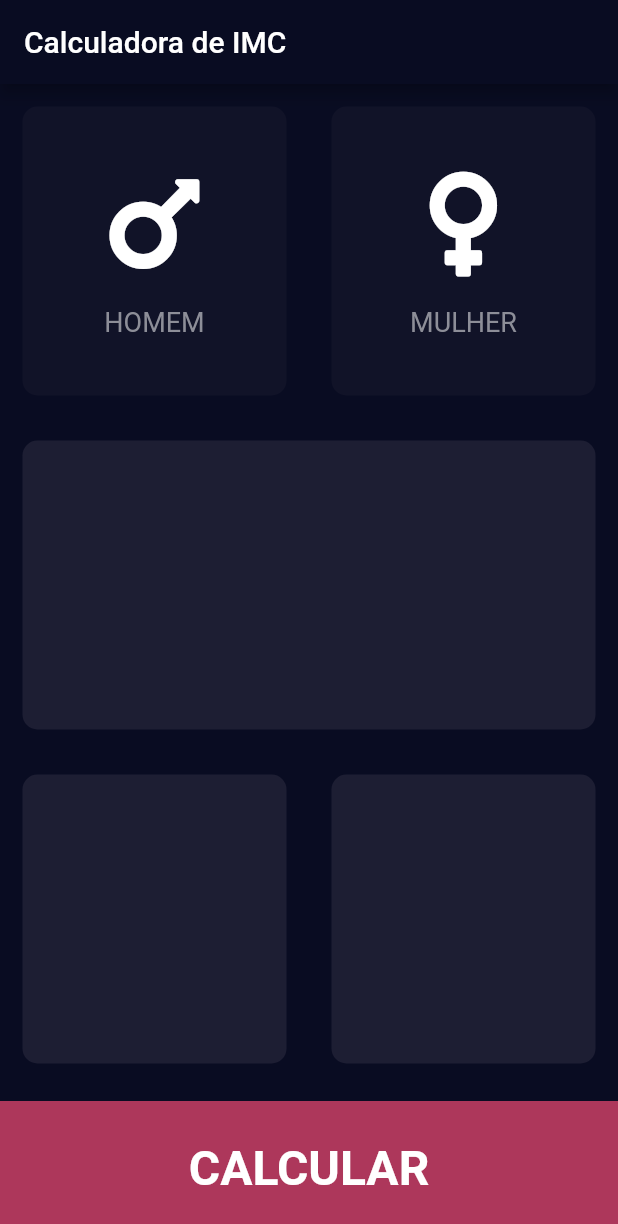
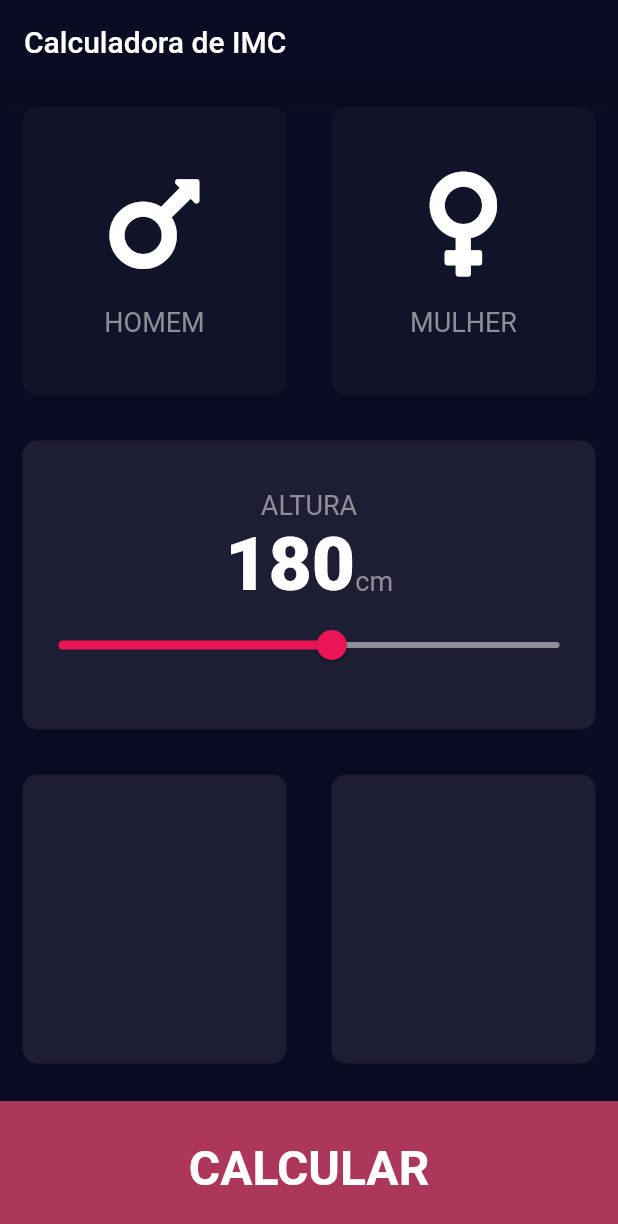
Before and after one commit to TGeronimo/bmi_calculator2, a Flutter app: the screen it shows after launch, on a phone screen of 412 x 824 dp. Shown: the top 1224 px of the screen. Run offline on Flutter 3.47's test engine with Material 2 defaults, Android fonts, the phone set to English and light mode, and no system bars; our stand-ins replace font_awesome_flutter.

Commit message:
isolated constants for styling text and colors > implemented a slider to set the height of a person

```diff
--- a/lib/card_content.dart
+++ b/lib/card_content.dart
@@ -1,9 +1,5 @@
 import 'package:flutter/material.dart';
-
-const labelTextStyle = TextStyle(
-  color: Color(0xFF8D8E98),
-  fontSize: 18.0,
-);
+import 'constants.dart';
 
 class CardContent extends StatelessWidget {
   CardContent({required this.genderLabel, required this.genderIcon});
@@ -25,7 +21,7 @@ class CardContent extends StatelessWidget {
         ),
         Text(
           genderLabel,
-          style: labelTextStyle,
+          style: kLabelTextStyle,
         )
       ],
     );
--- /dev/null
+++ b/lib/constants.dart
@@ -0,0 +1,16 @@
+import 'package:flutter/material.dart';
+
+const kLabelTextStyle = TextStyle(
+  color: Color(0xFF8D8E98),
+  fontSize: 18.0,
+);
+
+const kNumberStyle = TextStyle(
+  fontSize: 50.0,
+  fontWeight: FontWeight.w900,
+);
+
+const kActiveCardColor = Color(0xFF1D1E33);
+const kInactiveCardColor = Color(0xFF111328);
+const kBottomContainerColor = Color(0xFFAD375B);
+const kBottomContainerHeight = 90.0;
--- a/lib/input_page.dart
+++ b/lib/input_page.dart
@@ -4,11 +4,7 @@ import 'package:font_awesome_flutter/font_awesome_flutter.dart';
 
 import 'card_content.dart';
 import 'reusable_card.dart';
-
-const reusableContainerColor = Color(0xFF1D1E33);
-const inactiveCardColor = Color(0xFF111328);
-const bottomContainerColor = Color(0xFFAD375B);
-const bottomContainerHeight = 90.0;
+import 'constants.dart';
 
 class InputPage extends StatefulWidget {
   const InputPage({Key? key}) : super(key: key);
@@ -17,14 +13,11 @@ class InputPage extends StatefulWidget {
   _InputPageState createState() => _InputPageState();
 }
 
-enum Gender {
-  male,
-  female
-}
+enum Gender { male, female }
 
 class _InputPageState extends State<InputPage> {
-
   Gender? selectedGender;
+  int height = 180;
 
   @override
   Widget build(BuildContext context) {
@@ -36,39 +29,40 @@ class _InputPageState extends State<InputPage> {
         backgroundColor: Color(0xFF090C22),
       ),
       body: Column(
+        crossAxisAlignment: CrossAxisAlignment.stretch,
         children: [
           Expanded(
             child: Row(
               children: [
                 Expanded(
-                  child: GestureDetector(
-                    onTap: () {
+                  child: ReusableCard(
+                    onPress: () {
                       setState(() {
                         selectedGender = Gender.male;
                       });
                     },
-                    child: ReusableCard(
-                      cor: selectedGender == Gender.male ? reusableContainerColor : inactiveCardColor,
-                      child: CardContent(
-                        genderLabel: 'HOMEM',
-                        genderIcon: FontAwesomeIcons.mars,
-                      ),
+                    colour: selectedGender == Gender.male
+                        ? kActiveCardColor
+                        : kInactiveCardColor,
+                    cardChild: CardContent(
+                      genderLabel: 'HOMEM',
+                      genderIcon: FontAwesomeIcons.mars,
                     ),
                   ),
                 ),
                 Expanded(
-                  child: GestureDetector(
-                    onTap: () {
+                  child: ReusableCard(
+                    onPress: () {
                       setState(() {
                         selectedGender = Gender.female;
                       });
                     },
-                    child: ReusableCard(
-                      cor: selectedGender == Gender.female ? reusableContainerColor : inactiveCardColor,
-                      child: CardContent(
-                        genderLabel: 'MULHER',
-                        genderIcon: FontAwesomeIcons.venus,
-                      ),
+                    colour: selectedGender == Gender.female
+                        ? kActiveCardColor
+                        : kInactiveCardColor,
+                    cardChild: CardContent(
+                      genderLabel: 'MULHER',
+                      genderIcon: FontAwesomeIcons.venus,
                     ),
                   ),
                 ),
@@ -77,7 +71,43 @@ class _InputPageState extends State<InputPage> {
           ),
           Expanded(
             child: ReusableCard(
-              cor: reusableContainerColor,
+              colour: kActiveCardColor,
+              cardChild: Column(
+                mainAxisAlignment: MainAxisAlignment.center,
+                children: [
+                  Text(
+                    'ALTURA',
+                    style: kLabelTextStyle,
+                  ),
+                  Row(
+                    mainAxisAlignment: MainAxisAlignment.center,
+                    crossAxisAlignment: CrossAxisAlignment.baseline,
+                    textBaseline: TextBaseline.alphabetic,
+                    children: [
+                      Text(
+                        height.toString(),
+                        style: kNumberStyle,
+                      ),
+                      Text(
+                        'cm',
+                        style: kLabelTextStyle,
+                      ),
+                    ],
+                  ),
+                  Slider(
+                    value: height.toDouble(),
+                    min: 120,
+                    max: 230,
+                    activeColor: Color(0xFFEB1555),
+                    inactiveColor: Color(0xFF8D8E98),
+                    onChanged: (double newValue) {
+                      setState(() {
+                        height = newValue.round();
+                      });
+                    },
+                  )
+                ],
+              ),
             ),
           ),
           Expanded(
@@ -85,12 +115,12 @@ class _InputPageState extends State<InputPage> {
               children: [
                 Expanded(
                   child: ReusableCard(
-                    cor: reusableContainerColor,
+                    colour: kActiveCardColor,
                   ),
                 ),
                 Expanded(
                   child: ReusableCard(
-                    cor: reusableContainerColor,
+                    colour: kActiveCardColor,
                   ),
                 ),
               ],
@@ -98,8 +128,8 @@ class _InputPageState extends State<InputPage> {
           ),
           Container(
             margin: EdgeInsets.only(top: 10.0),
-            color: bottomContainerColor,
-            height: bottomContainerHeight,
+            color: kBottomContainerColor,
+            height: kBottomContainerHeight,
             width: double.infinity,
             child: const Center(
               child: Text(
--- a/lib/reusable_card.dart
+++ b/lib/reusable_card.dart
@@ -1,19 +1,26 @@
 import 'package:flutter/material.dart';
 
 class ReusableCard extends StatelessWidget {
-  ReusableCard({required this.cor, this.child});
+  ReusableCard({required this.colour, this.cardChild, this.onPress});
 
-  final Color cor;
-  final Widget? child;
+  final Color colour;
+  final Widget? cardChild;
+  final VoidCallback? onPress;
+  // Dart compiler was complaining about onPress not being the same as void Function(),
+  // so I added this type VoidCallback that means the same as void Function().
+  // https://stackoverflow.com/questions/64484113/the-argument-type-function-cant-be-assigned-to-the-parameter-type-void-funct
 
   @override
   Widget build(BuildContext context) {
-    return Container(
-      child: child,
-      margin: EdgeInsets.all(15.0),
-      decoration: BoxDecoration(
-        color: cor,
-        borderRadius: BorderRadius.circular(10.0),
+    return GestureDetector(
+      onTap: onPress,
+      child: Container(
+        child: cardChild,
+        margin: EdgeInsets.all(15.0),
+        decoration: BoxDecoration(
+          color: colour,
+          borderRadius: BorderRadius.circular(10.0),
+        ),
       ),
     );
   }
```
